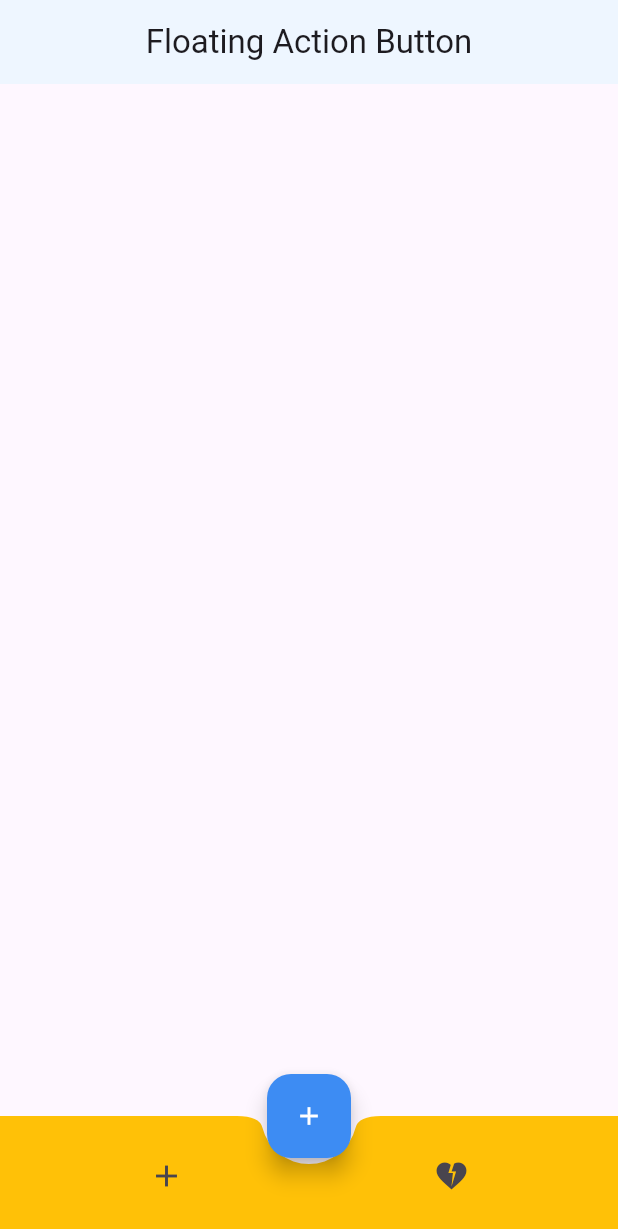
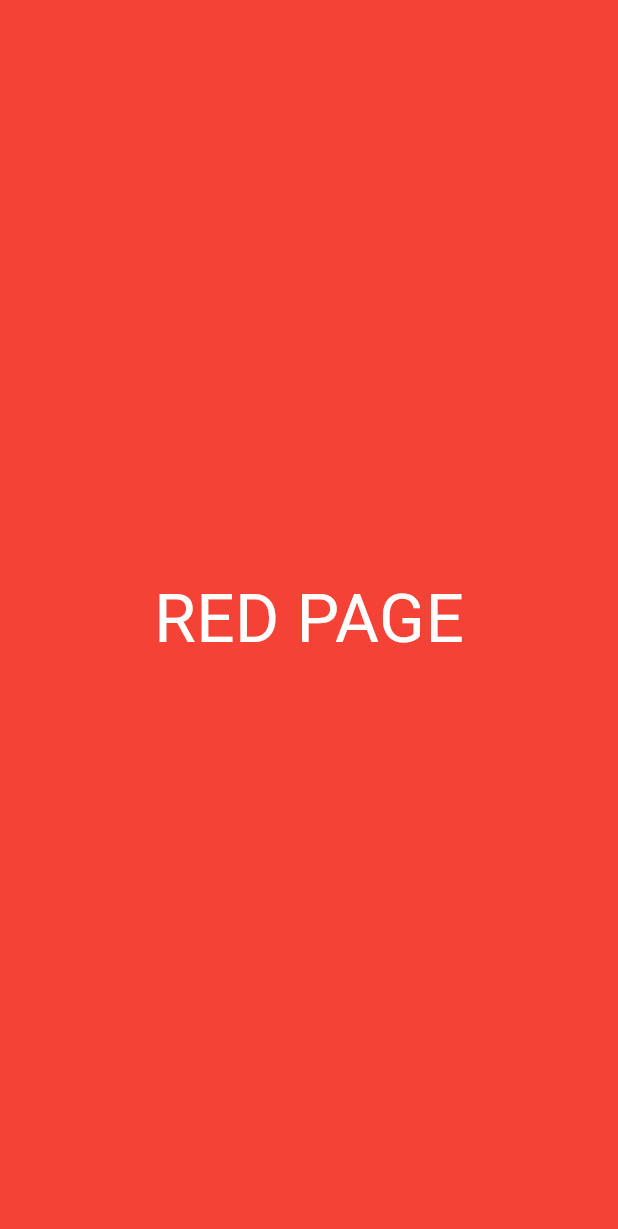
Before and after one commit to AzamHasnat/Widgets-of-the-Week, a Flutter app: the screen it shows after launch, on a phone screen of 412 x 824 dp. Shown: the top 1229 px of the screen. Run offline on Flutter 3.47's test engine with Material 2 defaults, Android fonts, the phone set to English and light mode, and no system bars.

Commit message:
Complete Page View widget

```diff
--- /dev/null
+++ b/lib/Widgests of the week/page_view.dart
@@ -0,0 +1,75 @@
+import 'package:flutter/material.dart';
+
+class PageViewWidget extends StatefulWidget {
+  const PageViewWidget({super.key});
+
+  @override
+  State<PageViewWidget> createState() => _PageViewWidgetState();
+}
+
+class _PageViewWidgetState extends State<PageViewWidget> {
+  final _pageController = PageController(
+    initialPage: 0,
+    viewportFraction: 1
+  );
+  @override
+  Widget build(BuildContext context) {
+    return  Scaffold(
+      body: PageView(
+        controller: _pageController,
+        scrollDirection: Axis.horizontal,
+        children: [
+          Container(
+            color: Colors.red,
+            child: const Center(
+              child: Text(
+                'RED PAGE',
+                style: TextStyle(
+                  fontSize: 45,
+                  color: Colors.white,
+                ),
+              ),
+            ),
+          ),
+
+          Container(
+            color: Colors.blue,
+            child: const Center(
+              child: Text(
+                'BLUE PAGE',
+                style: TextStyle(
+                  fontSize: 45,
+                  color: Colors.white,
+                ),
+              ),
+            ),
+          ),
+          Container(
+            color: Colors.black,
+            child: const Center(
+              child: Text(
+                'BLACK PAGE',
+                style: TextStyle(
+                  fontSize: 45,
+                  color: Colors.white,
+                ),
+              ),
+            ),
+          ),
+          Container(
+            color: Colors.yellow,
+            child: const Center(
+              child: Text(
+                'YELLOW PAGE',
+                style: TextStyle(
+                  fontSize: 45,
+                  color: Colors.white,
+                ),
+              ),
+            ),
+          ),
+        ],
+      ),
+    );
+  }
+}
--- a/lib/main.dart
+++ b/lib/main.dart
@@ -2,6 +2,7 @@ import 'package:flutter/material.dart';
 import 'package:flutter_widgets_of_the_week/Widgests%20of%20the%20week/animated_container.dart';
 import 'package:flutter_widgets_of_the_week/Widgests%20of%20the%20week/floating_action_button.dart';
 import 'package:flutter_widgets_of_the_week/Widgests%20of%20the%20week/opaque.dart';
+import 'package:flutter_widgets_of_the_week/Widgests%20of%20the%20week/page_view.dart';
 import 'package:flutter_widgets_of_the_week/Widgests%20of%20the%20week/wrap.dart';
 
 import 'Widgests of the week/expanded.dart';
@@ -25,7 +26,7 @@ class MyApp extends StatelessWidget {
         useMaterial3: true,
       ),
       debugShowCheckedModeBanner: false,
-      home: const FloatingActionButtonWidget(),
+      home: const PageViewWidget(),
     );
   }
 }
```
